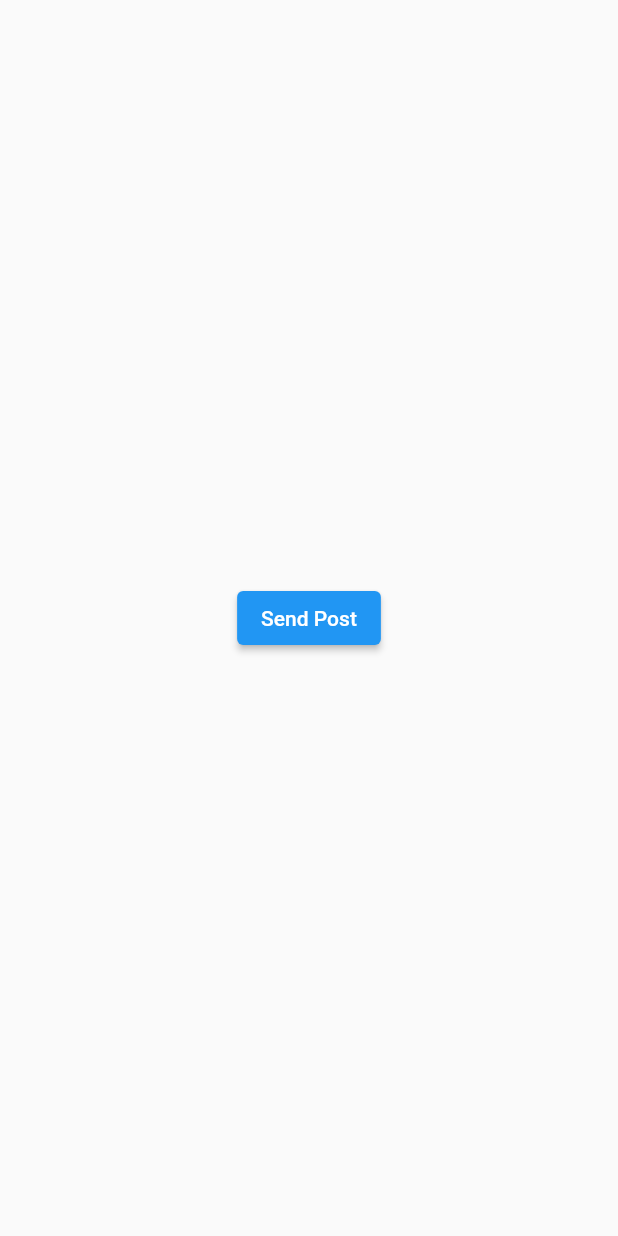
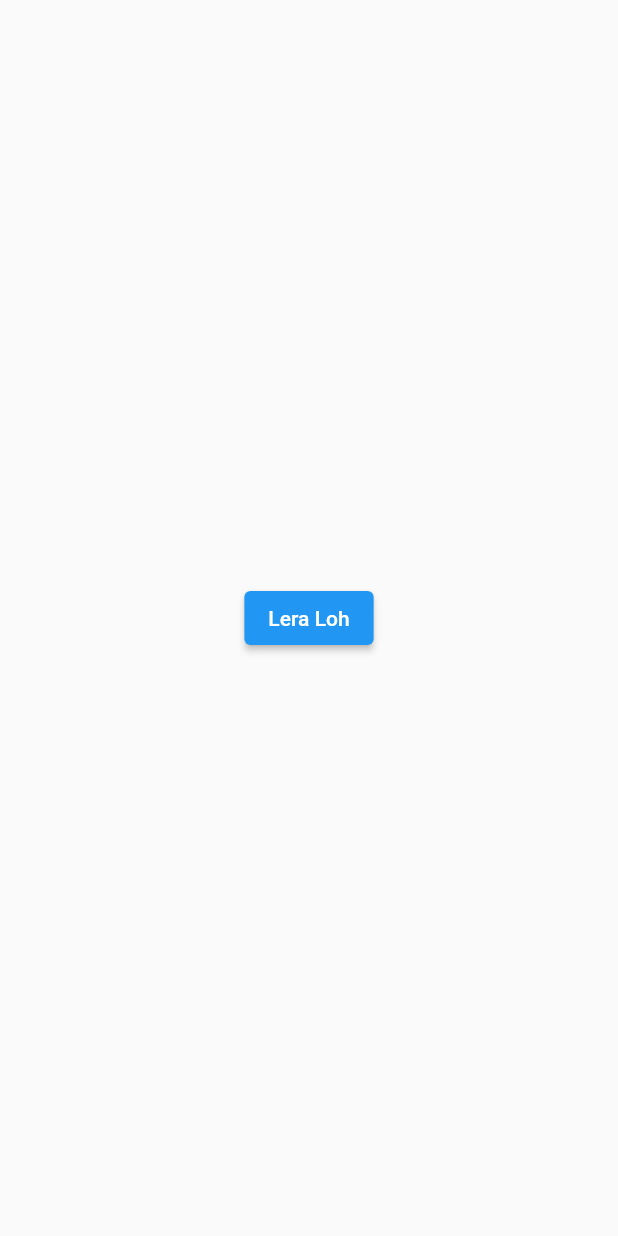
Before and after one commit to lotorusgod24/flutter_http_test, a Flutter app: the screen it shows after launch, on a phone screen of 412 x 824 dp. Run offline on Flutter 3.47's test engine with Material 2 defaults, Android fonts, the phone set to English and light mode, and no system bars.

Commit message:
test for branch

```diff
--- a/lib/main.dart
+++ b/lib/main.dart
@@ -29,7 +29,7 @@ class _MyAppState extends State<MyApp> {
     return MaterialApp(
       home: Scaffold(
           body: Center(
-        child: ElevatedButton(onPressed: postData, child: Text('Send Post')),
+        child: ElevatedButton(onPressed: postData, child: Text('Lera Loh')),
       )),
     );
   }
```
